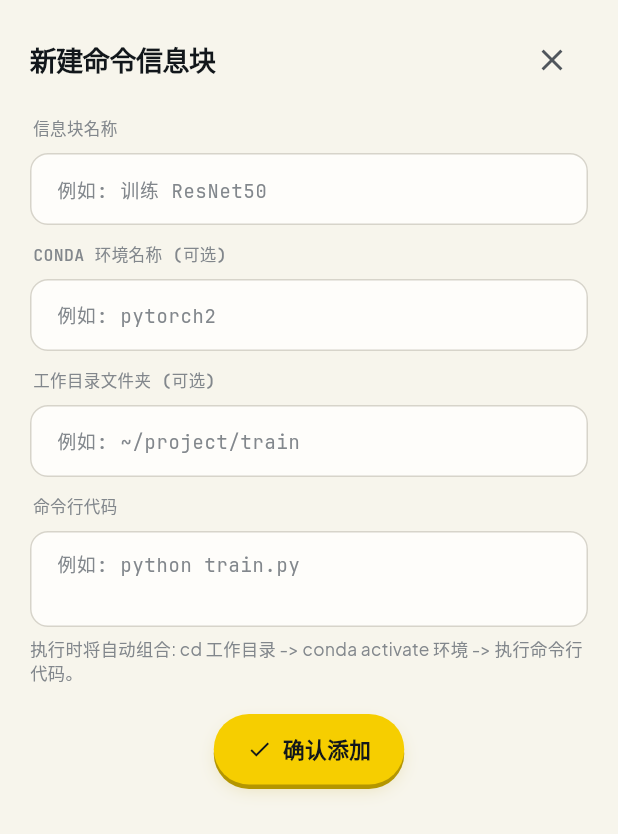
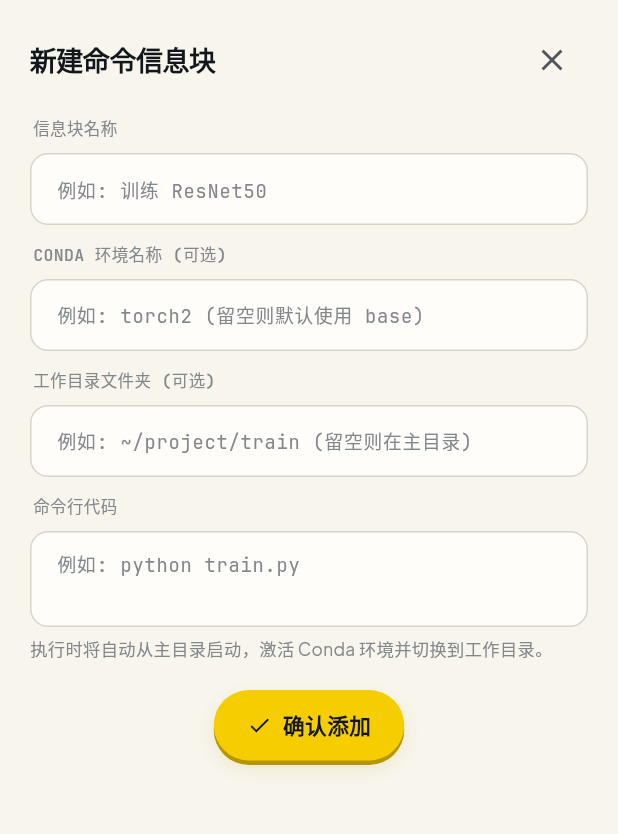
Before and after one commit to Jiahaooo04/MonitorGpuTool, a Flutter app: the _SnippetEditSheet widget shown alone on an empty page, opened directly, on a phone screen of 412 x 824 dp. Shown: the top 834 px of the screen. Run offline on Flutter 3.47's test engine with Material 3 defaults, Android fonts, the phone set to English and light mode, and no system bars; our stand-ins replace flutter_local_notifications, open_filex, package_info_plus, shared_preferences; missing offline and left inert: cryptography, mobile_scanner, xterm; accounts and stored records are empty.

Commit message:
Add files via upload

```diff
--- a/app/lib/main.dart
+++ b/app/lib/main.dart
@@ -29,11 +29,6 @@ class RunMonApp extends StatelessWidget {
       title: 'RunMon',
       debugShowCheckedModeBanner: false,
       theme: buildTheme(),
-      builder: (context, child) => GestureDetector(
-        behavior: HitTestBehavior.translucent,
-        onTap: () => FocusManager.instance.primaryFocus?.unfocus(),
-        child: child,
-      ),
       home: const HomePage(),
     );
   }
--- a/app/lib/pages/gpu_watch_sheet.dart
+++ b/app/lib/pages/gpu_watch_sheet.dart
@@ -448,6 +448,7 @@ class _GpuWatchSheetState extends State<_GpuWatchSheet> {
         child: Padding(
           padding: EdgeInsets.only(bottom: bottomInset),
           child: SingleChildScrollView(
+            keyboardDismissBehavior: ScrollViewKeyboardDismissBehavior.onDrag,
             padding: const EdgeInsets.fromLTRB(20, 16, 20, 24),
             child: Column(
             crossAxisAlignment: CrossAxisAlignment.start,
@@ -496,8 +497,6 @@ class _GpuWatchSheetState extends State<_GpuWatchSheet> {
                         child: TextField(
                           controller: _holdCtrl,
                           keyboardType: TextInputType.number,
-                            textInputAction: TextInputAction.done,
-                            onSubmitted: (_) => FocusScope.of(context).unfocus(),
                           inputFormatters: [
                             FilteringTextInputFormatter.digitsOnly,
                             LengthLimitingTextInputFormatter(3),
@@ -571,6 +570,7 @@ class _GpuWatchSheetState extends State<_GpuWatchSheet> {
           ),
         ),
       ),
+    ),
   );
 }
 }
--- a/app/lib/pages/snippets_page.dart
+++ b/app/lib/pages/snippets_page.dart
@@ -363,6 +363,7 @@ class _SnippetEditSheetState extends State<_SnippetEditSheet> {
         child: Padding(
           padding: EdgeInsets.only(bottom: bottomInset),
           child: SingleChildScrollView(
+            keyboardDismissBehavior: ScrollViewKeyboardDismissBehavior.onDrag,
             padding: const EdgeInsets.fromLTRB(20, 16, 20, 24),
             child: Column(
               crossAxisAlignment: CrossAxisAlignment.start,
@@ -388,7 +389,6 @@ class _SnippetEditSheetState extends State<_SnippetEditSheet> {
                 const SectionLabel('信息块名称'),
                 TextField(
                   controller: _nameCtrl,
-                  textInputAction: TextInputAction.next,
                   style: sans(size: 14),
                   decoration: _inputDeco('例如: 训练 ResNet50'),
                 ),
@@ -396,31 +396,27 @@ class _SnippetEditSheetState extends State<_SnippetEditSheet> {
                 const SectionLabel('Conda 环境名称 (可选)'),
                 TextField(
                   controller: _envCtrl,
-                  textInputAction: TextInputAction.next,
                   style: mono(size: 13, color: Rm.ink),
-                  decoration: _inputDeco('例如: pytorch2'),
+                  decoration: _inputDeco('例如: torch2 (留空则默认使用 base)'),
                 ),
                 const SizedBox(height: 12),
                 const SectionLabel('工作目录文件夹 (可选)'),
                 TextField(
                   controller: _dirCtrl,
-                  textInputAction: TextInputAction.next,
                   style: mono(size: 13, color: Rm.ink),
-                  decoration: _inputDeco('例如: ~/project/train'),
+                  decoration: _inputDeco('例如: ~/project/train (留空则在主目录)'),
                 ),
                 const SizedBox(height: 12),
                 const SectionLabel('命令行代码'),
                 TextField(
                   controller: _cmdCtrl,
-                  textInputAction: TextInputAction.done,
-                  onEditingComplete: () => FocusScope.of(context).unfocus(),
                   style: mono(size: 13, color: Rm.ink),
                   maxLines: 2,
                   decoration: _inputDeco('例如: python train.py'),
                 ),
                 const SizedBox(height: 6),
                 Text(
-                  '执行时将自动组合: cd 工作目录 -> conda activate 环境 -> 执行命令行代码。',
+                  '执行时将自动从主目录启动，激活 Conda 环境并切换到工作目录。',
                   style: sans(size: 11.5, color: Rm.inkFaint, height: 1.4),
                 ),
                 const SizedBox(height: 20),
--- a/app/lib/pages/terminal_page.dart
+++ b/app/lib/pages/terminal_page.dart
@@ -175,6 +175,12 @@ class _TerminalPageState extends State<TerminalPage> {
             _KeyButton(label: '▼ 下', onTap: () => _sendKey('\x1b[B')),
             const SizedBox(width: 6),
             _KeyButton(label: '⏎ 回车', onTap: () => _sendKey('\r')),
+            const SizedBox(width: 6),
+            _KeyButton(
+              label: '⌨ 收起',
+              color: Rm.inkFaint,
+              onTap: () => FocusScope.of(context).unfocus(),
+            ),
             const SizedBox(width: 8),
             _KeyButton(
               label: '📚 命令库',
--- a/app/lib/snippets.dart
+++ b/app/lib/snippets.dart
@@ -37,7 +37,7 @@ class CommandSnippet {
         command: j['command'] as String? ?? '',
       );
 
-  /// Compose working dir, conda activation, and command into a single executable bash command.
+  /// Compose root home startup, bashrc/conda activation (defaults to base), working dir, and command.
   /// Automatically prepends `mon run` if not already present, ensuring full background monitoring.
   String toExecutableCommand({bool withMonRun = true}) {
     final parts = <String>[];
@@ -45,20 +45,22 @@ class CommandSnippet {
     final env = condaEnv.trim();
     var cmd = command.trim();
 
-    // 1. 如果指定了工作目录: cd 到对应目录
+    // 1. 模拟服务器终端交互登录: 从家目录启动并加载 bashrc 与 conda 环境 hook
+    parts.add('[ -f ~/.bashrc ] && source ~/.bashrc 2>/dev/null; (eval "\$(conda shell.bash hook 2>/dev/null)" || source "\$(conda info --base 2>/dev/null)/etc/profile.d/conda.sh" 2>/dev/null || true)');
+
+    // 2. 环境激活: 若指定了特定环境则 activate 对应环境，否则默认激活 base
+    if (env.isNotEmpty) {
+      parts.add('conda activate $env');
+    } else {
+      parts.add('(conda activate base 2>/dev/null || true)');
+    }
+
+    // 3. 切换至工作目录 (若未指定则保持在主目录)
     if (dir.isNotEmpty) {
       parts.add('cd ${dir.contains(' ') ? '"$dir"' : dir}');
     }
 
-    // 2. 环境初始化: 模拟终端打开时的环境，确保自动加载 conda 及对应环境 (未填则默认激活 base)
-    if (env.isNotEmpty) {
-      parts.add(
-          '(eval "\$(conda shell.bash hook 2>/dev/null)" || source "\$(conda info --base 2>/dev/null)/etc/profile.d/conda.sh" 2>/dev/null || source "\$HOME/miniconda3/etc/profile.d/conda.sh" 2>/dev/null || source "\$HOME/anaconda3/etc/profile.d/conda.sh" 2>/dev/null || true) && conda activate $env');
-    } else {
-      parts.add(
-          '(eval "\$(conda shell.bash hook 2>/dev/null)" || source "\$(conda info --base 2>/dev/null)/etc/profile.d/conda.sh" 2>/dev/null || source "\$HOME/miniconda3/etc/profile.d/conda.sh" 2>/dev/null || source "\$HOME/anaconda3/etc/profile.d/conda.sh" 2>/dev/null || true) && (conda activate base 2>/dev/null || true)');
-    }
-
+    // 4. 执行命令代码 (自动带有 mon run)
     if (cmd.isNotEmpty) {
       if (withMonRun &&
           !cmd.startsWith('mon run') &&
--- a/app/pubspec.yaml
+++ b/app/pubspec.yaml
@@ -4,7 +4,7 @@ publish_to: 'none'
 version: 1.0.7+6
 
 environment:
-  sdk: '>=3.2.0 <4.0.0'
+  sdk: ^3.12.2
 
 dependencies:
   flutter:
--- a/codemagic.yaml
+++ b/codemagic.yaml
@@ -34,11 +34,11 @@ workflows:
           pod install --repo-update
           cd ..
 
-      - name: Build Flutter iOS Release App
+      - name: Build Flutter iOS Release Archive
         working_directory: app
         script: |
-          # Build release iOS app bundle without codesigning
-          flutter build ios --release --no-codesign
+          # Build full archive without codesigning
+          flutter build ipa --release --no-codesign
 
       - name: Package into Sideloadable IPA
         working_directory: app
```
Also changed, not shown: 1 other file. Lines whose indentation alone changed are shown as unchanged.
